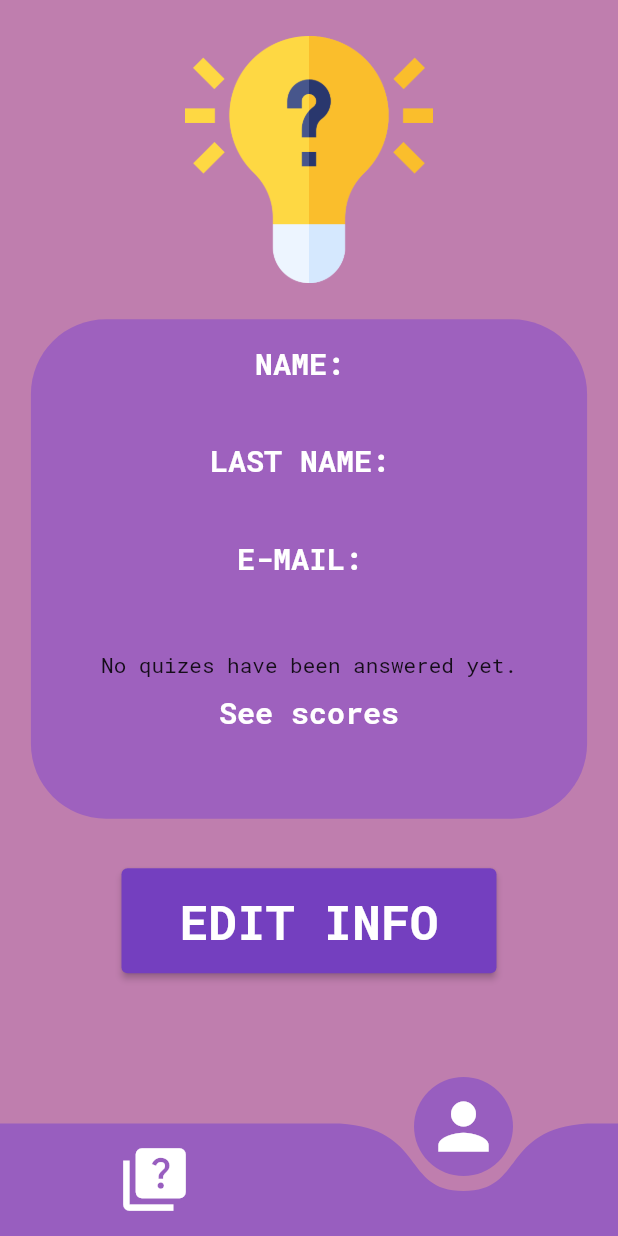
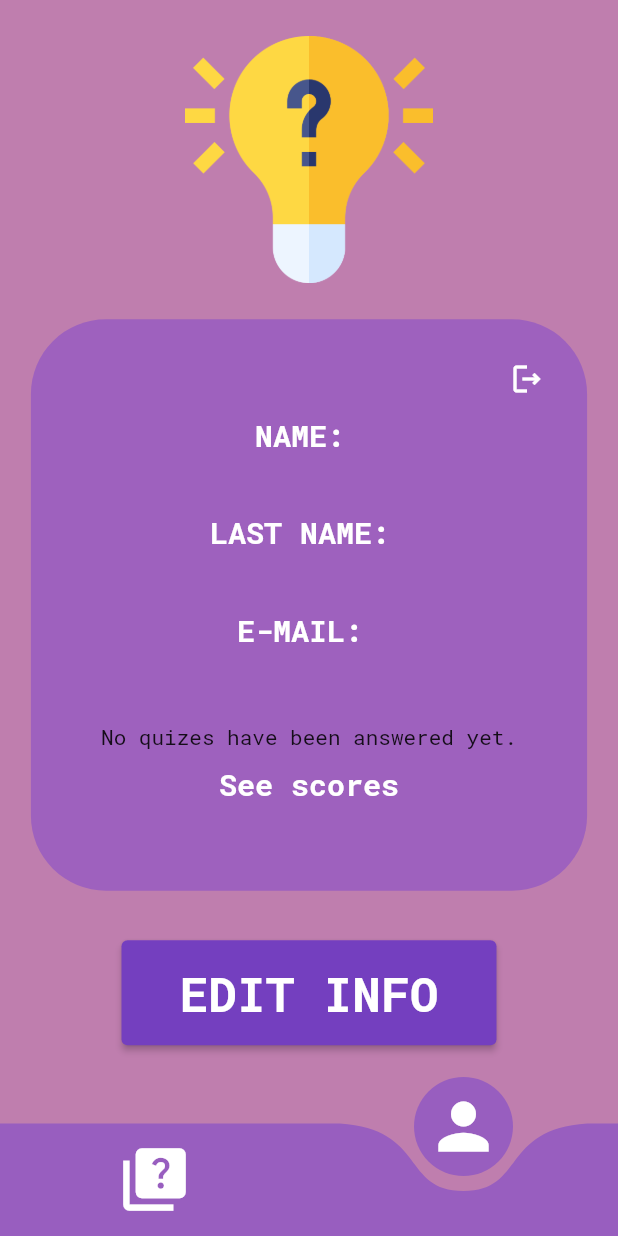
Before and after one commit to nagaoka-thiago/quiz_snowman_app, a Flutter app: the MainPage screen opened directly with empty values, swiped to page 2, on a phone screen of 412 x 824 dp. Run offline on Flutter 3.47's test engine with Material 2 defaults, Android fonts, the light colour scheme and no system bars; drawn by our look-alikes of curved_navigation_bar; our stand-ins replace cloud_firestore, dio, firebase_core, google_fonts, percent_indicator; missing offline and left inert: multiselect; accounts and stored records are empty.

Commit message:
added logout functionality.

```diff
--- a/lib/pages/profile_page.dart
+++ b/lib/pages/profile_page.dart
@@ -3,6 +3,7 @@ import 'package:dio/dio.dart';
 import 'package:flutter/material.dart';
 import 'package:google_fonts/google_fonts.dart';
 import 'package:quiz_snowman_app/models/user_api.dart';
+import 'package:quiz_snowman_app/pages/login_page.dart';
 import 'package:quiz_snowman_app/widgets/global/global_button.dart';
 import 'package:intl/intl.dart';
 
@@ -67,6 +68,19 @@ class _ProfilePageWidgetState extends State<ProfilePageWidget> {
                 mainAxisSize: MainAxisSize.min,
                 mainAxisAlignment: MainAxisAlignment.center,
                 children: [
+                  Container(
+                    alignment: Alignment.topRight,
+                    child: IconButton(
+                        color: Colors.white,
+                        onPressed: () {
+                          Navigator.pushReplacement(
+                              context,
+                              MaterialPageRoute(
+                                  builder: (context) =>
+                                      const LoginPageWidget()));
+                        },
+                        icon: const Icon(Icons.logout_outlined)),
+                  ),
                   Text('NAME: ',
                       style: GoogleFonts.robotoMono(
                           color: Colors.white,
```
